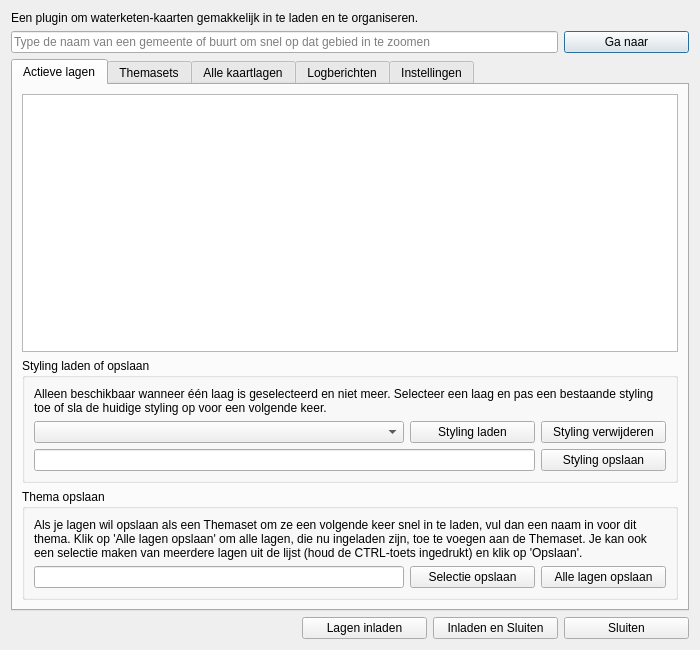
Old version of the form gui/nad_maps_dialog_base.ui in the repository NAD-Dataplatform/NADmaps.
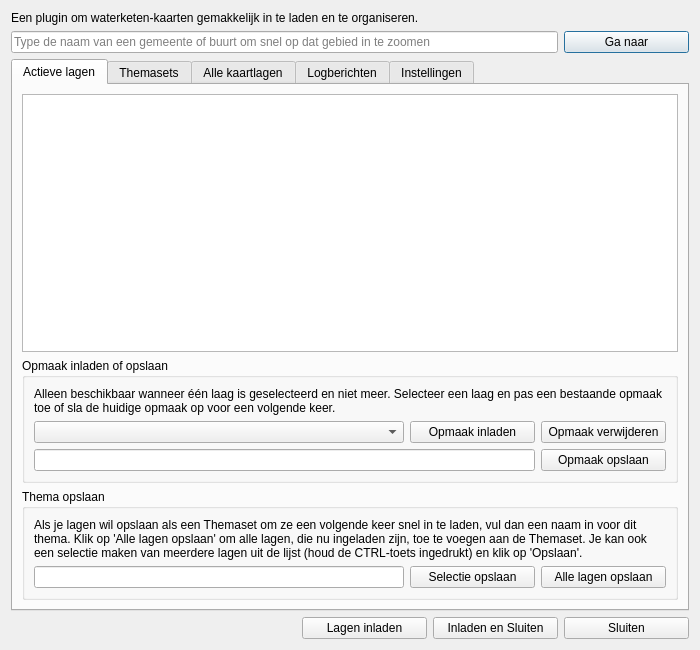
New version of the form.

Patch:
```diff
--- a/gui/nad_maps_dialog_base.ui
+++ b/gui/nad_maps_dialog_base.ui
@@ -134,7 +134,7 @@
           </sizepolicy>
          </property>
          <property name="title">
-          <string>Styling laden of opslaan</string>
+          <string>Opmaak inladen of opslaan</string>
          </property>
          <layout class="QGridLayout" name="gridLayoutStylingGroupBox">
           <property name="sizeConstraint">
@@ -149,7 +149,7 @@
              </sizepolicy>
             </property>
             <property name="text">
-             <string>Alleen beschikbaar wanneer één laag is geselecteerd en niet meer. Selecteer een laag en pas een bestaande styling toe of sla de huidige styling op voor een volgende keer.</string>
+             <string>Alleen beschikbaar wanneer één laag is geselecteerd en niet meer. Selecteer een laag en pas een bestaande opmaak toe of sla de huidige opmaak op voor een volgende keer.</string>
             </property>
             <property name="textFormat">
              <enum>Qt::PlainText</enum>
@@ -187,7 +187,7 @@
              </size>
             </property>
             <property name="text">
-             <string>Styling laden</string>
+             <string>Opmaak inladen</string>
             </property>
            </widget>
           </item>
@@ -206,7 +206,7 @@
              </size>
             </property>
             <property name="text">
-             <string>Styling verwijderen</string>
+             <string>Opmaak verwijderen</string>
             </property>
            </widget>
           </item>
@@ -232,7 +232,7 @@
              </size>
             </property>
             <property name="text">
-             <string>Styling opslaan</string>
+             <string>Opmaak opslaan</string>
             </property>
            </widget>
           </item>
```
